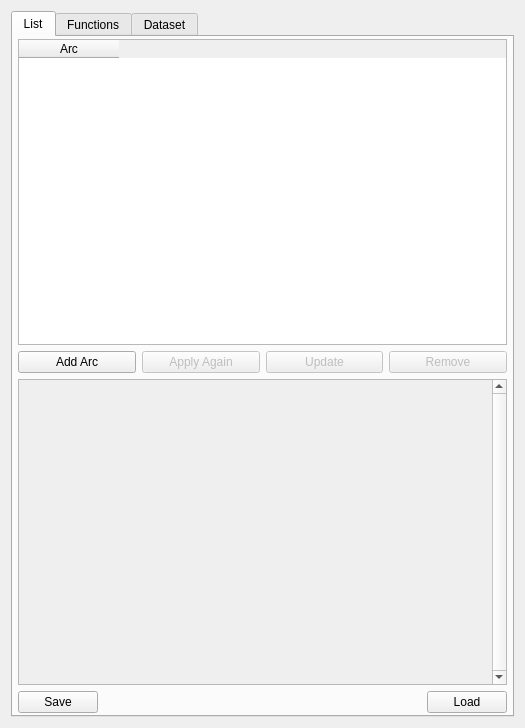
First picture: the form in Source/Applications/AppCommon/UI/qtArcFunctionControl.ui, repository cnsuhao/cmb, before the edit.
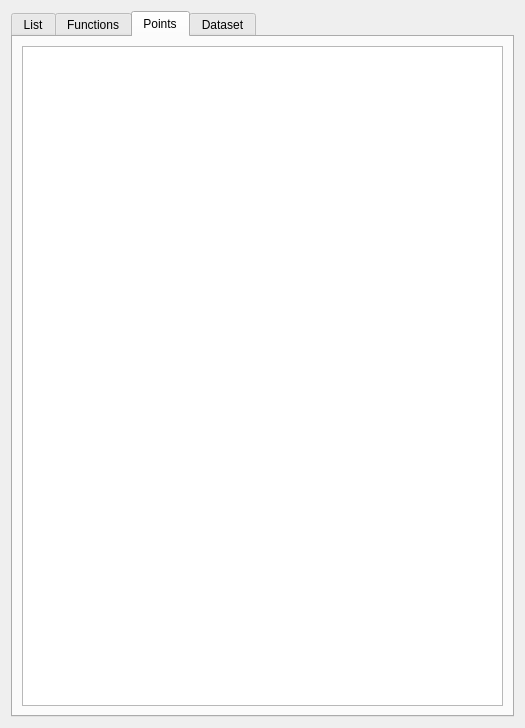
Second picture: the form after the edit. The open tabs and pages were chosen to show the change.

Commit message: update interface and fix crash

```diff
--- a/Source/Applications/AppCommon/UI/qtArcFunctionControl.ui
+++ b/Source/Applications/AppCommon/UI/qtArcFunctionControl.ui
@@ -625,6 +625,19 @@
        </item>
       </layout>
      </widget>
+     <widget class="QWidget" name="PointsPage">
+      <property name="enabled">
+       <bool>true</bool>
+      </property>
+      <attribute name="title">
+       <string>Points</string>
+      </attribute>
+      <layout class="QGridLayout" name="gridLayout_12">
+       <item row="0" column="0">
+        <widget class="QTableWidget" name="points"/>
+       </item>
+      </layout>
+     </widget>
      <widget class="QWidget" name="tab_2">
       <attribute name="title">
        <string>Dataset</string>
```
The commit also changes 4 other files.
